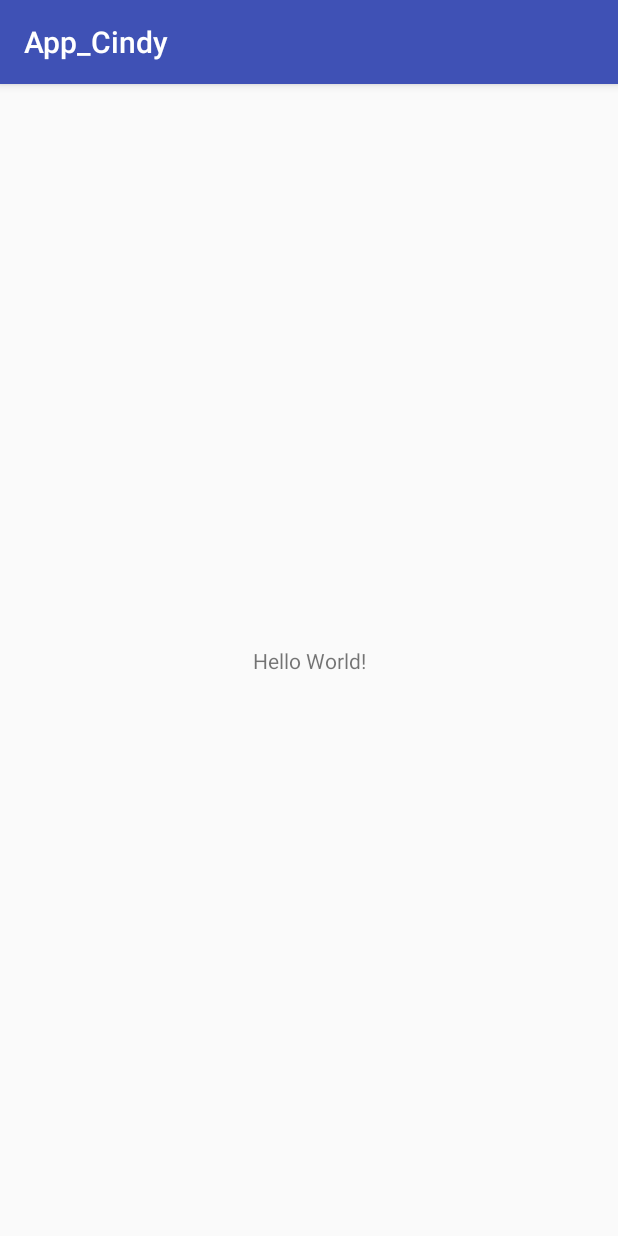
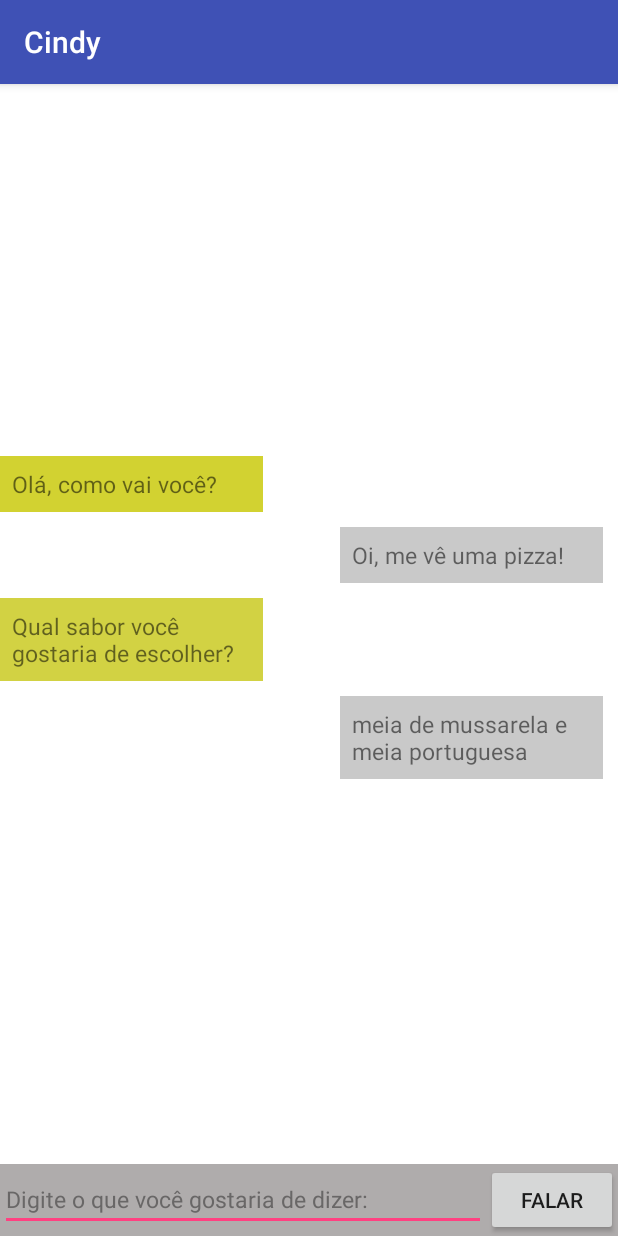
Before and after one commit to Cindy-Inc/ANDROID-CINDY, an Android app: the screen it shows after launch (MainCindy), on a phone screen of 412 x 824 dp. Run offline under Robolectric (Android 15) with nearby library versions, the phone set to English and light mode, and no system bars.

Commit message:
Interface ChatBot

```diff
--- a/app/build.gradle
+++ b/app/build.gradle
@@ -4,7 +4,7 @@ android {
     compileSdkVersion 27
     defaultConfig {
         applicationId "cindy.app_cindy"
-        minSdkVersion 26
+        minSdkVersion 24
         targetSdkVersion 27
         versionCode 1
         versionName "1.0"
@@ -16,10 +16,12 @@ android {
             proguardFiles getDefaultProguardFile('proguard-android.txt'), 'proguard-rules.pro'
         }
     }
+    productFlavors {
+    }
 }
 
 dependencies {
-    implementation fileTree(dir: 'libs', include: ['*.jar'])
+    implementation fileTree(include: ['*.jar'], dir: 'libs')
     implementation 'com.android.support:appcompat-v7:27.1.0'
     implementation 'com.android.support.constraint:constraint-layout:1.0.2'
     testImplementation 'junit:junit:4.12'
--- a/app/src/main/res/layout/activity_main_cindy.xml
+++ b/app/src/main/res/layout/activity_main_cindy.xml
@@ -1,18 +1,95 @@
 <?xml version="1.0" encoding="utf-8"?>
 <android.support.constraint.ConstraintLayout xmlns:android="http://schemas.android.com/apk/res/android"
-    xmlns:app="http://schemas.android.com/apk/res-auto"
     xmlns:tools="http://schemas.android.com/tools"
     android:layout_width="match_parent"
     android:layout_height="match_parent"
     tools:context=".MainCindy">
 
-    <TextView
-        android:layout_width="wrap_content"
-        android:layout_height="wrap_content"
-        android:text="Hello World!"
-        app:layout_constraintBottom_toBottomOf="parent"
-        app:layout_constraintLeft_toLeftOf="parent"
-        app:layout_constraintRight_toRightOf="parent"
-        app:layout_constraintTop_toTopOf="parent" />
+    <LinearLayout xmlns:android="http://schemas.android.com/apk/res/android"
+        android:layout_width="fill_parent"
+        android:layout_height="fill_parent"
+        android:orientation="vertical"
+        android:background="@android:color/white"
+        android:gravity="bottom" >
+
+
+        <LinearLayout
+            android:id="@+id/linearLayout2"
+            android:layout_width="match_parent"
+            android:layout_height="472dp"
+            android:orientation="vertical">
+
+            <TextView
+                android:id="@+id/textView2"
+                android:layout_width="175dp"
+                android:layout_height="wrap_content"
+                android:layout_gravity="start"
+                android:background="#d2d231"
+                android:padding="8dp"
+                android:text="@string/fala1"
+                android:textSize="15sp" />
+
+            <TextView
+                android:id="@+id/textView3"
+                android:layout_width="175dp"
+                android:layout_height="wrap_content"
+                android:layout_gravity="end"
+                android:layout_margin="10dp"
+                android:background="#c9c9c9"
+                android:padding="8dp"
+                android:text="@string/fala2"
+                android:textSize="15sp" />
+
+            <TextView
+                android:id="@+id/textView17"
+                android:layout_width="175dp"
+                android:layout_height="wrap_content"
+                android:layout_gravity="start"
+                android:background="#d2d243"
+                android:padding="8dp"
+                android:text="@string/fala3"
+                android:textSize="15sp" />
+
+            <TextView
+                android:id="@+id/textView18"
+                android:layout_width="175dp"
+                android:layout_height="wrap_content"
+                android:layout_gravity="end"
+                android:layout_margin="10dp"
+                android:background="#c9c9c9"
+                android:padding="8dp"
+                android:text="@string/fala4"
+                android:textSize="15sp" />
+        </LinearLayout>
+
+        <LinearLayout
+            android:id="@+id/linearLayout1"
+            android:layout_width="fill_parent"
+            android:layout_height="wrap_content"
+            android:background="#afacac"
+            android:orientation="horizontal"
+            android:layout_below="@id/linearLayout2"
+            android:layout_alignParentEnd="true">
+
+            <EditText
+                android:id="@+id/editText2"
+                android:layout_width="0dp"
+                android:layout_height="wrap_content"
+                android:layout_weight="1"
+                android:ems="10"
+                android:inputType="textPersonName"
+                android:text="@string/fala_user"
+                android:textColor="#696767"
+                android:textSize="15sp" />
+
+            <Button
+                android:id="@+id/button2"
+                android:layout_width="wrap_content"
+                android:layout_height="wrap_content"
+                android:text="@string/Enter" />
+
+        </LinearLayout>
+
+    </LinearLayout>
 
 </android.support.constraint.ConstraintLayout>
--- a/app/src/main/res/values/strings.xml
+++ b/app/src/main/res/values/strings.xml
@@ -1,3 +1,9 @@
 <resources>
-    <string name="app_name">App_Cindy</string>
+    <string name="app_name">Cindy</string>
+    <string name="fala1">Olá, como vai você?</string>
+    <string name="fala2">Oi, me vê uma pizza!</string>
+    <string name="fala3">Qual sabor você gostaria de escolher?</string>
+    <string name="fala4">meia de mussarela e meia portuguesa</string>
+    <string name="fala_user">Digite o que você gostaria de dizer:</string>
+    <string name="Enter">Falar</string>
 </resources>
```
